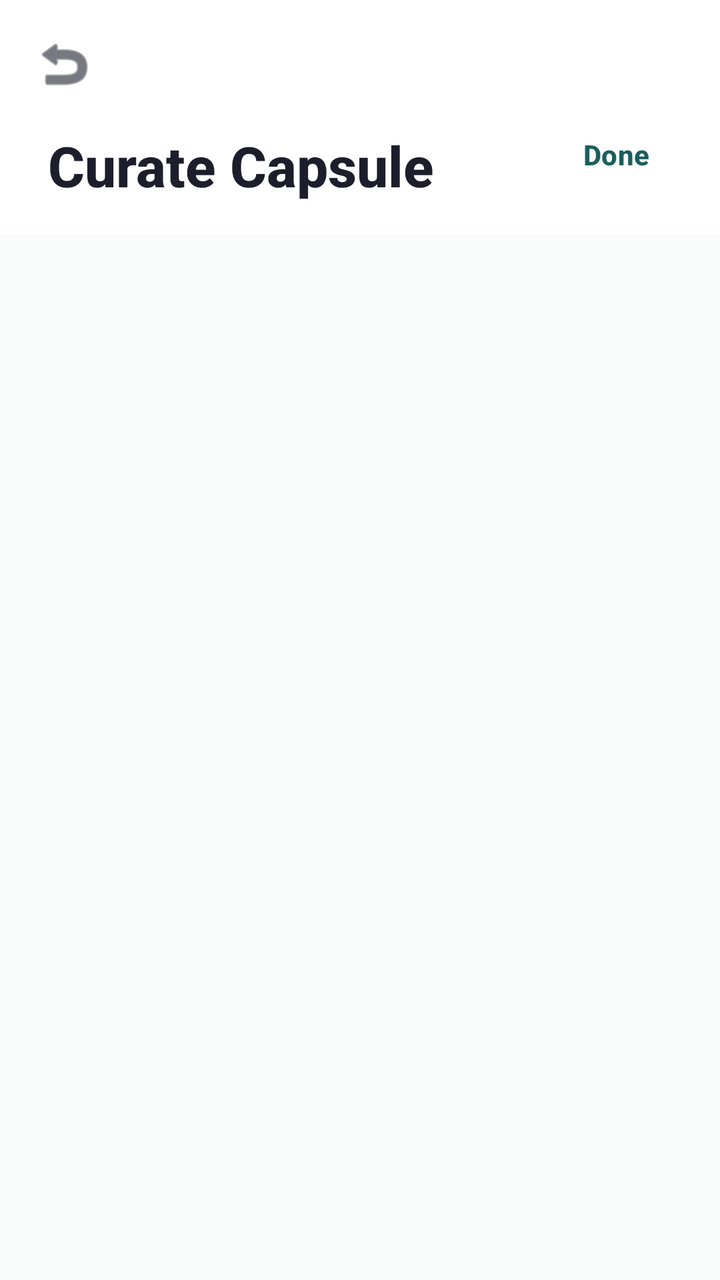
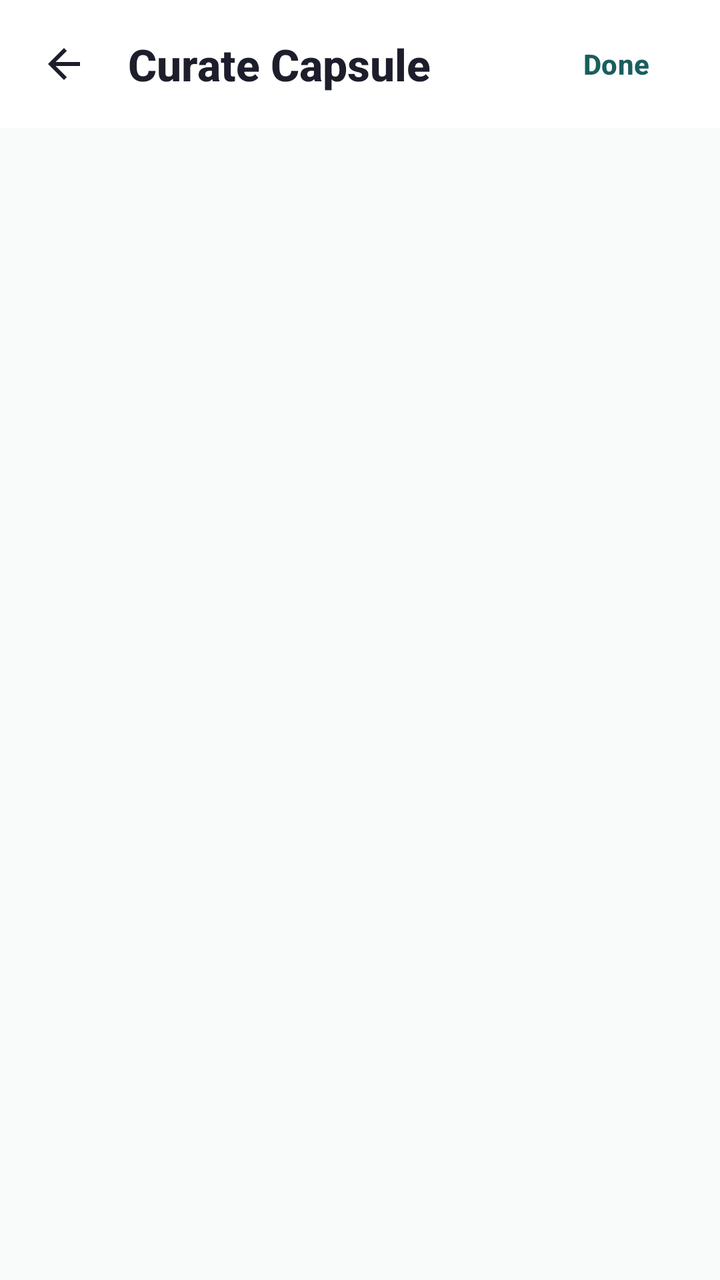

Compare the two renders of this Android layout. The source of the first and the diff that turns it into the second are given below.
<!-- AndroidManifest.xml: application theme Theme.FitsForYou -->
<!-- res/layout/activity_capsule_picker.xml -->
<?xml version="1.0" encoding="utf-8"?>
<androidx.constraintlayout.widget.ConstraintLayout xmlns:android="http://schemas.android.com/apk/res/android"
    xmlns:app="http://schemas.android.com/apk/res-auto"
    android:id="@+id/capsulePickerRoot"
    android:layout_width="match_parent"
    android:layout_height="match_parent"
    android:background="@color/background">

    
    <androidx.constraintlayout.widget.ConstraintLayout
        android:id="@+id/header"
        android:layout_width="match_parent"
        android:layout_height="wrap_content"
        android:background="@color/white"
        android:paddingBottom="16dp"
        app:layout_constraintTop_toTopOf="parent">

        <ImageButton
            android:id="@+id/backBtn"
            android:layout_width="48dp"
            android:layout_height="48dp"
            android:layout_marginStart="8dp"
            android:layout_marginTop="8dp"
            android:background="?attr/selectableItemBackgroundBorderless"
            android:src="@android:drawable/ic_menu_revert"
            app:layout_constraintStart_toStartOf="parent"
            app:layout_constraintTop_toTopOf="parent"
            app:tint="@color/text_primary" />

        <TextView
            style="@style/TextTitle"
            android:layout_width="wrap_content"
            android:layout_height="wrap_content"
            android:layout_marginStart="24dp"
            android:layout_marginTop="8dp"
            android:text="Curate Capsule"
            app:layout_constraintStart_toStartOf="parent"
            app:layout_constraintTop_toBottomOf="@id/backBtn" />

        <Button
            android:id="@+id/doneBtn"
            style="@style/Widget.Material3.Button.TextButton"
            android:layout_width="wrap_content"
            android:layout_height="wrap_content"
            android:layout_marginEnd="8dp"
            android:text="Done"
            android:textColor="@color/primary"
            android:textStyle="bold"
            app:layout_constraintBottom_toBottomOf="parent"
            app:layout_constraintEnd_toEndOf="parent" />
    </androidx.constraintlayout.widget.ConstraintLayout>

    <androidx.recyclerview.widget.RecyclerView
        android:id="@+id/pickerRecyclerView"
        android:layout_width="match_parent"
        android:layout_height="0dp"
        android:clipToPadding="false"
        android:padding="12dp"
        app:layout_constraintBottom_toBottomOf="parent"
        app:layout_constraintTop_toBottomOf="@id/header"
        app:layoutManager="androidx.recyclerview.widget.GridLayoutManager"
        app:spanCount="3" />

</androidx.constraintlayout.widget.ConstraintLayout>
<!-- resources referenced by this layout -->
<resources>
  <color name="background">#F9FAFA</color>
  <color name="primary">#1B5E5E</color>
  <color name="text_primary">#1D1E2C</color>
  <color name="white">#FFFFFFFF</color>
  <style name="TextTitle">
          <item name="android:textSize">@dimen/text_size_title</item>
          <item name="android:textStyle">bold</item>
          <item name="android:textColor">@color/text_primary</item>
          <item name="android:fontFamily">sans-serif-medium</item>
      </style>
  <style name="Theme.FitsForYou" parent="Base.Theme.FitsForYou" />
  <dimen name="text_size_title">28sp</dimen>
  <style name="Base.Theme.FitsForYou" parent="Theme.Material3.DayNight.NoActionBar">
          <item name="colorPrimary">@color/primary</item>
          <item name="colorOnPrimary">@color/on_primary</item>
          <item name="colorSecondary">@color/secondary</item>
          <item name="colorOnSecondary">@color/on_secondary</item>
          <item name="android:windowBackground">@color/background</item>
          <item name="colorSurface">@color/surface</item>
          <item name="colorOnSurface">@color/on_surface</item>
      </style>
  <color name="on_primary">#FFFFFF</color>
  <color name="secondary">#1B5E5E</color>
  <color name="on_secondary">#FFFFFF</color>
  <color name="surface">#FFFFFF</color>
  <color name="on_surface">#1B5E5E</color>
</resources>

<!-- the commit's change to res/layout/activity_capsule_picker.xml (unified diff, before → after) -->
@@ -10,44 +10,45 @@
     <androidx.constraintlayout.widget.ConstraintLayout
         android:id="@+id/header"
         android:layout_width="match_parent"
-        android:layout_height="wrap_content"
+        android:layout_height="@dimen/header_height"
         android:background="@color/white"
-        android:paddingBottom="16dp"
         app:layout_constraintTop_toTopOf="parent">
 
         <ImageButton
             android:id="@+id/backBtn"
             android:layout_width="48dp"
             android:layout_height="48dp"
-            android:layout_marginStart="8dp"
-            android:layout_marginTop="8dp"
+            android:layout_marginStart="@dimen/spacing_small"
             android:background="?attr/selectableItemBackgroundBorderless"
-            android:src="@android:drawable/ic_menu_revert"
+            android:contentDescription="@string/cd_back"
+            android:src="@drawable/ic_arrow_back"
+            app:layout_constraintBottom_toBottomOf="parent"
             app:layout_constraintStart_toStartOf="parent"
             app:layout_constraintTop_toTopOf="parent"
             app:tint="@color/text_primary" />
 
         <TextView
-            style="@style/TextTitle"
+            style="@style/TextHeader"
             android:layout_width="wrap_content"
             android:layout_height="wrap_content"
-            android:layout_marginStart="24dp"
-            android:layout_marginTop="8dp"
+            android:layout_marginStart="8dp"
             android:text="Curate Capsule"
-            app:layout_constraintStart_toStartOf="parent"
-            app:layout_constraintTop_toBottomOf="@id/backBtn" />
+            app:layout_constraintBottom_toBottomOf="parent"
+            app:layout_constraintStart_toEndOf="@id/backBtn"
+            app:layout_constraintTop_toTopOf="parent" />
 
         <Button
             android:id="@+id/doneBtn"
             style="@style/Widget.Material3.Button.TextButton"
             android:layout_width="wrap_content"
             android:layout_height="wrap_content"
-            android:layout_marginEnd="8dp"
+            android:layout_marginEnd="@dimen/spacing_small"
             android:text="Done"
             android:textColor="@color/primary"
             android:textStyle="bold"
             app:layout_constraintBottom_toBottomOf="parent"
-            app:layout_constraintEnd_toEndOf="parent" />
+            app:layout_constraintEnd_toEndOf="parent"
+            app:layout_constraintTop_toTopOf="parent" />
     </androidx.constraintlayout.widget.ConstraintLayout>
 
     <androidx.recyclerview.widget.RecyclerView
<!-- resource entries referenced after the edit -->
@@ -4,14 +4,28 @@
   <color name="primary">#1B5E5E</color>
   <color name="text_primary">#1D1E2C</color>
   <color name="white">#FFFFFFFF</color>
-  <style name="TextTitle">
-          <item name="android:textSize">@dimen/text_size_title</item>
+  <dimen name="header_height">64dp</dimen>
+  <dimen name="spacing_small">8dp</dimen>
+  <!-- drawable ic_arrow_back (drawable) -->
+  <vector xmlns:android="http://schemas.android.com/apk/res/android"
+      android:width="24dp"
+      android:height="24dp"
+      android:viewportWidth="24"
+      android:viewportHeight="24"
+      android:tint="?attr/colorControlNormal">
+    <path
+        android:fillColor="@android:color/white"
+        android:pathData="M20,11H7.83l5.59,-5.59L12,4l-8,8 8,8 1.41,-1.41L7.83,13H20v-2z"/>
+  </vector>
+  <string name="cd_back">Back</string>
+  <style name="TextHeader">
+          <item name="android:textSize">@dimen/text_size_header</item>
           <item name="android:textStyle">bold</item>
           <item name="android:textColor">@color/text_primary</item>
           <item name="android:fontFamily">sans-serif-medium</item>
       </style>
   <style name="Theme.FitsForYou" parent="Base.Theme.FitsForYou" />
-  <dimen name="text_size_title">28sp</dimen>
+  <dimen name="text_size_header">22sp</dimen>
   <style name="Base.Theme.FitsForYou" parent="Theme.Material3.DayNight.NoActionBar">
           <item name="colorPrimary">@color/primary</item>
           <item name="colorOnPrimary">@color/on_primary</item>
